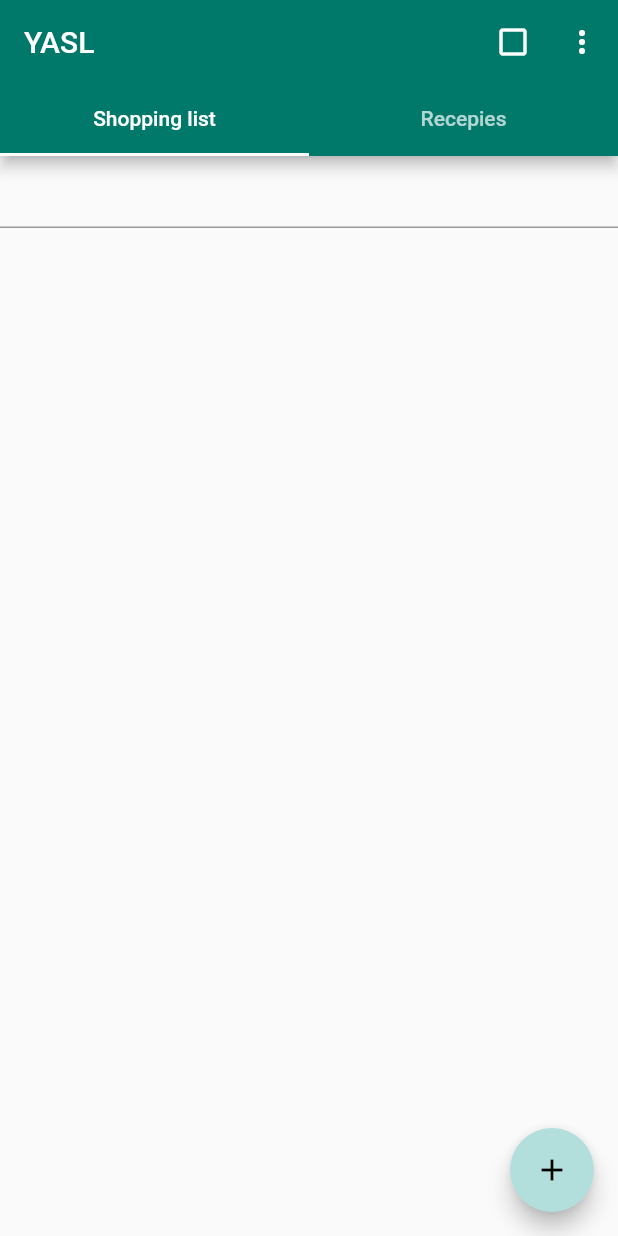
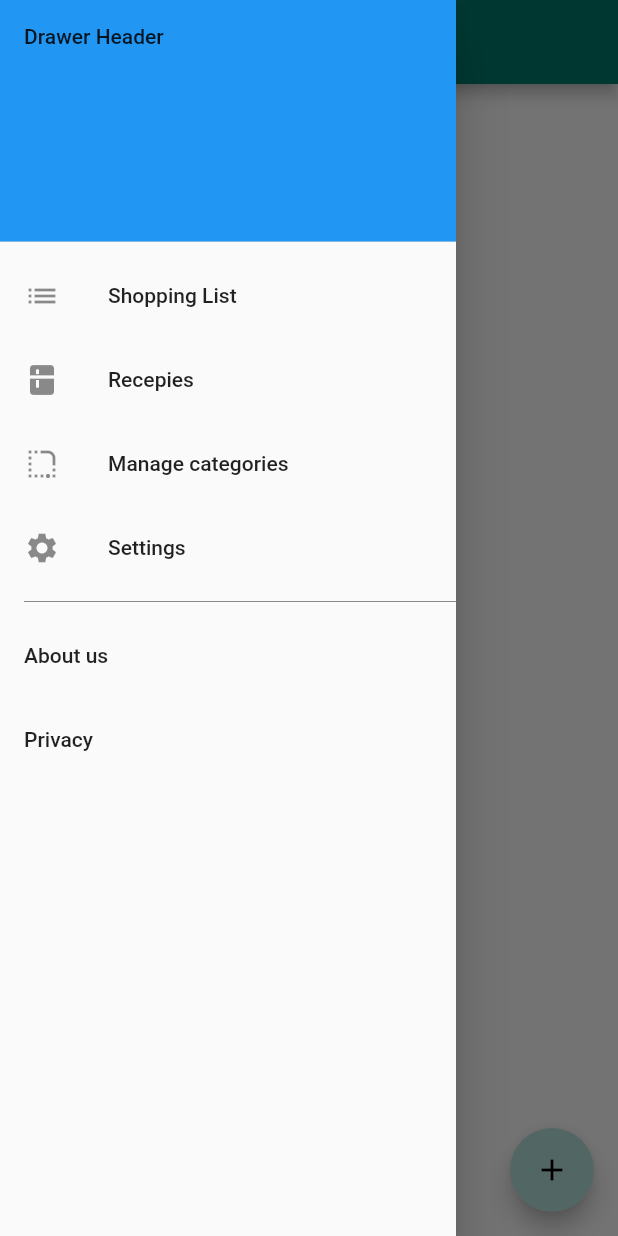
Before and after one commit to philphilphil/YASL, a Flutter app: the screen it shows after launch, with the side drawer open (before the commit the screen has no drawer), on a phone screen of 412 x 824 dp. Run offline on Flutter 3.47's test engine with Material 2 defaults, Android fonts, the phone set to English and light mode, and no system bars; our stand-ins replace sqflite; accounts and stored records are empty.

Commit message:
Moved to Drawer bar to follow material ui guidlines (also makes much more sense :))

```diff
--- a/yasl/lib/home.dart
+++ b/yasl/lib/home.dart
@@ -1,5 +1,6 @@
 import 'package:flutter/material.dart';
 import 'package:yasl/model/Listitem.dart';
+import 'package:yasl/util/Drawer.dart';
 import 'package:yasl/util/db_client.dart';
 import './pages/shoppinglist.dart';
 import './pages/recepies.dart';
@@ -7,9 +8,15 @@ import './pages/recepies.dart';
 class Home extends StatefulWidget {
   _HomeState createState() => _HomeState();
 }
-enum SelectedMenuOption { premium, settings, categories, help,  }
+
+enum SelectedMenuOption {
+  premium,
+  settings,
+  categories,
+  help,
+}
+
 class _HomeState extends State<Home> with SingleTickerProviderStateMixin {
-
   TabController _tabController;
   var db = new DatabaseHelper();
   final TextEditingController _textEditingController =
@@ -62,58 +69,18 @@ class _HomeState extends State<Home> with SingleTickerProviderStateMixin {
 
   @override
   Widget build(BuildContext context) {
-
     return new Scaffold(
       appBar: new AppBar(
         title: new Text("YASL"),
         //elevation: 0.7,
-        bottom: new TabBar(
-            controller: _tabController,
-            indicatorColor: Colors.teal[700],
-            tabs: <Widget>[
-              new Tab(
-                text: "Shopping list",
-              ),
-              new Tab(text: "Recepies")
-            ]),
-        actions: <Widget>[
-          new Icon(Icons.check_box_outline_blank),
-          new Padding(padding: const EdgeInsets.symmetric(horizontal: 5.0)),
-          new PopupMenuButton<SelectedMenuOption>(
-            onSelected: (SelectedMenuOption result) {
-              setState(() {
-               // _selection = result;
-              });
-            },
-            itemBuilder: (BuildContext context) => <PopupMenuEntry<SelectedMenuOption>>[
-                  const PopupMenuItem<SelectedMenuOption>(
-                    value: SelectedMenuOption.premium,
-                    child: const Text('Premium'),
-                  ),
-                  const PopupMenuItem<SelectedMenuOption>(
-                    value: SelectedMenuOption.categories,
-                    child: const Text('Manage categories'),
-                  ),
-                  const PopupMenuItem<SelectedMenuOption>(
-                    value: SelectedMenuOption.settings,
-                    child: const Text('Settings'),
-                  ),
-                  const PopupMenuItem<SelectedMenuOption>(
-                    value: SelectedMenuOption.help,
-                    child: const Text('Help'),
-                  ),
-                ],
-          )
-        ],
       ),
-      body: new TabBarView(
-          controller: _tabController,
-          children: <Widget>[new Shoppinglist(), new Recepies()]),
+      body: Center(child: Text('My Page!')),
       floatingActionButton: new FloatingActionButton(
         backgroundColor: Theme.of(context).accentColor,
         child: new Icon(Icons.add),
         onPressed: _showAddWidget,
       ),
+      drawer: new Drawerr()
     );
   }
 }
--- a/yasl/lib/pages/shoppinglist.dart
+++ b/yasl/lib/pages/shoppinglist.dart
@@ -1,5 +1,6 @@
 import 'package:flutter/material.dart';
 import 'package:yasl/model/Listitem.dart';
+import 'package:yasl/util/Drawer.dart';
 import 'package:yasl/util/ListItemCard.dart';
 import 'package:yasl/util/db_client.dart';
 
@@ -56,6 +57,7 @@ class _ShoppinglistState extends State<Shoppinglist> {
     if (_result == null) {
       return new Scaffold(
         body: new Container(),
+        drawer: new Drawerr(),
         floatingActionButton: new FloatingActionButton(
           backgroundColor: Theme.of(context).accentColor,
           child: new Icon(Icons.add),
@@ -65,8 +67,12 @@ class _ShoppinglistState extends State<Shoppinglist> {
     }
 
     //load normal widget
-    return Container(
-        child: new Column(children: <Widget>[
+    return new Scaffold(
+        appBar: new AppBar(
+          title: new Text("Recepies"),
+        ),
+        drawer: new Drawerr(),
+        body: new Column(children: <Widget>[
           new TextField(
             controller: filterCtrl,
           ),
--- /dev/null
+++ b/yasl/lib/util/Drawer.dart
@@ -0,0 +1,68 @@
+import 'package:flutter/material.dart';
+import 'package:yasl/pages/recepies.dart';
+import 'package:yasl/pages/shoppinglist.dart';
+
+class Drawerr extends StatelessWidget {
+  @override
+  Widget build(BuildContext context) {
+    return new Drawer(
+        child: ListView(
+      // Important: Remove any padding from the ListView.
+      padding: EdgeInsets.zero,
+      children: <Widget>[
+        DrawerHeader(
+          child: Text('Drawer Header'),
+          decoration: BoxDecoration(
+            color: Colors.blue,
+          ),
+        ),
+        new ListTile(
+          leading: new Icon(Icons.list),
+          title: new Text('Shopping List'),
+          onTap: () {
+           Navigator.push(context,
+                new MaterialPageRoute(builder: (context) => new Shoppinglist()));
+          },
+        ),
+        new ListTile(
+          leading: new Icon(Icons.kitchen),
+          title: new Text('Recepies'),
+          onTap: () {
+            Navigator.push(context,
+                new MaterialPageRoute(builder: (context) => new Recepies()));
+          },
+        ),
+        new ListTile(
+          leading: new Icon(Icons.rounded_corner),
+          title: new Text('Manage categories'),
+          onTap: () {
+            Navigator.pop(context);
+          },
+        ),
+        new ListTile(
+          leading: new Icon(Icons.settings),
+          title: new Text('Settings'),
+          onTap: () {
+            Navigator.pop(context);
+          },
+        ),
+        new Divider(
+          color: Colors.black45,
+          indent: 16.0,
+        ),
+        new ListTile(
+          title: new Text('About us'),
+          onTap: () {
+            Navigator.pop(context);
+          },
+        ),
+        new ListTile(
+          title: new Text('Privacy'),
+          onTap: () {
+            Navigator.pop(context);
+          },
+        )
+      ],
+    ));
+  }
+}
```
Also changed, not shown: yasl/lib/pages/recepies.dart (+8 -3 lines), yasl/lib/pages/shoppinglist_old.dart (deleted, +0 -115 lines). Lines whose indentation alone changed are shown as unchanged.
